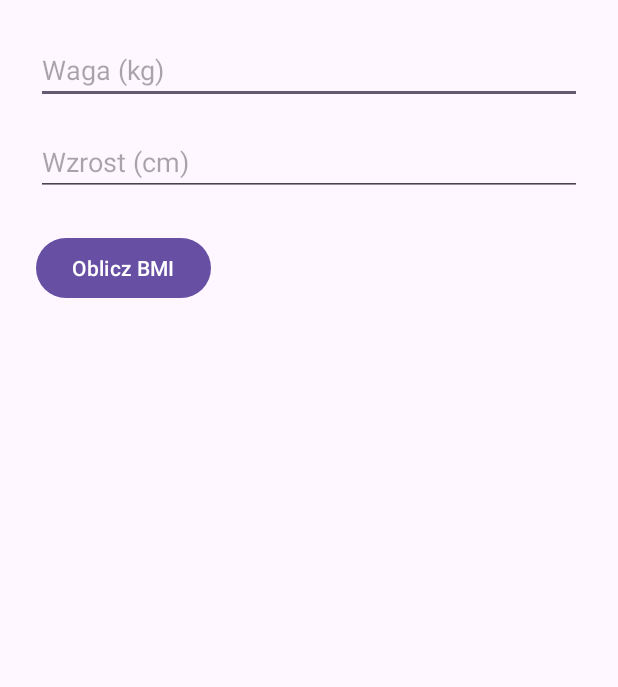
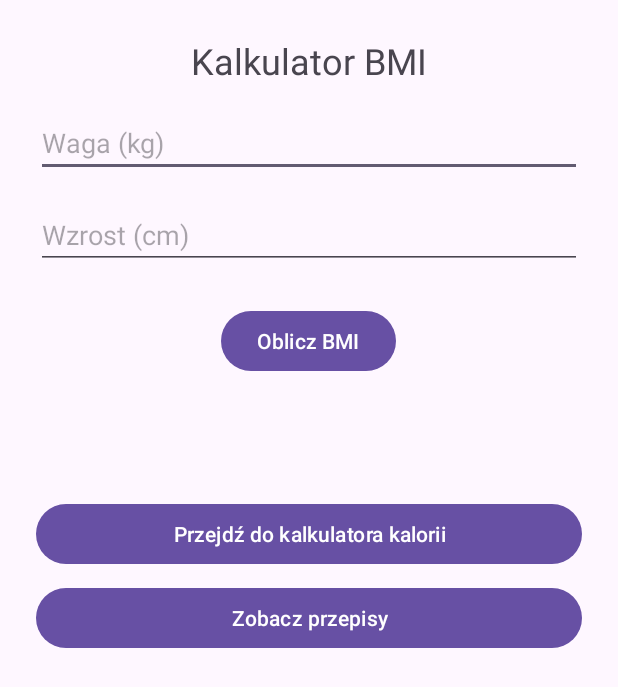
Before and after one commit to s25527-pj/pamo, an Android app: the screen it shows after launch (MainActivity before the commit, BMICalculatorActivity after it), on a phone screen of 412 x 824 dp. Shown: the top 687 px of the screen. Run offline under Robolectric (Android 15) with nearby library versions, the phone set to English and light mode, and no system bars.

Commit message:
task2 done, main refactored, calories calculator added, recipes suggestion added, splash screen when opening the app added

```diff
--- a/app/src/main/java/com/example/pambmio/MainActivity.java
+++ b/app/src/main/java/com/example/pambmio/BMICalculatorActivity.java
@@ -1,5 +1,6 @@
 package com.example.pambmio;
 
+import android.content.Intent;
 import android.os.Bundle;
 import android.view.View;
 import android.widget.Button;
@@ -15,7 +16,7 @@ import androidx.appcompat.app.AppCompatActivity;
  * After input is provided, calculate BMI and show status to the user
  */
 
-public class MainActivity extends AppCompatActivity {
+public class BMICalculatorActivity extends AppCompatActivity {
 
     EditText weightInput, heightInput;
     Button calculateButton;
@@ -24,7 +25,7 @@ public class MainActivity extends AppCompatActivity {
     @Override
     protected void onCreate(Bundle savedInstanceState) {
         super.onCreate(savedInstanceState);
-        setContentView(R.layout.activity_main);
+        setContentView(R.layout.activity_bmicalculator);
 
         weightInput = findViewById(R.id.weightInput);
         heightInput = findViewById(R.id.heightInput);
@@ -67,4 +68,15 @@ public class MainActivity extends AppCompatActivity {
 
         bmiResult.setText(String.format("BMI: %.2f\nStatus: %s", bmi, status));
     }
+
+    public void goToCalories(View view) {
+        Intent intent = new Intent(this, CaloriesCalculatorActivity.class);
+        startActivity(intent);
+    }
+
+    public void goToRecipes(View view) {
+        Intent intent = new Intent(this, RecipesActivity.class);
+        startActivity(intent);
+    }
+
 }
--- /dev/null
+++ b/app/src/main/java/com/example/pambmio/SplashActivity.java
@@ -0,0 +1,21 @@
+package com.example.pambmio;
+
+import android.content.Intent;
+import android.os.Bundle;
+import android.os.Handler;
+
+import androidx.appcompat.app.AppCompatActivity;
+
+public class SplashActivity extends AppCompatActivity {
+    @Override
+    protected void onCreate(Bundle savedInstanceState) {
+        super.onCreate(savedInstanceState);
+        setContentView(R.layout.activity_splash);
+
+        new Handler().postDelayed(() -> {
+            Intent intent = new Intent(SplashActivity.this, BMICalculatorActivity.class);
+            startActivity(intent);
+            finish();
+        }, 2000); // 2 sekundy
+    }
+}
--- /dev/null
+++ b/app/src/main/res/layout/activity_bmicalculator.xml
@@ -0,0 +1,64 @@
+<ScrollView xmlns:android="http://schemas.android.com/apk/res/android"
+    android:layout_width="match_parent"
+    android:layout_height="match_parent">
+
+    <LinearLayout
+        android:layout_width="match_parent"
+        android:layout_height="wrap_content"
+        android:orientation="vertical"
+        android:padding="24dp"
+        android:gravity="center_horizontal">
+
+        <TextView
+            android:layout_width="wrap_content"
+            android:layout_height="wrap_content"
+            android:text="Kalkulator BMI"
+            android:textSize="24sp"
+            android:layout_marginBottom="16dp" />
+
+        <EditText
+            android:id="@+id/weightInput"
+            android:layout_width="match_parent"
+            android:layout_height="wrap_content"
+            android:hint="Waga (kg)"
+            android:inputType="numberDecimal" />
+
+        <EditText
+            android:id="@+id/heightInput"
+            android:layout_width="match_parent"
+            android:layout_height="wrap_content"
+            android:hint="Wzrost (cm)"
+            android:inputType="numberDecimal"
+            android:layout_marginTop="16dp" />
+
+        <Button
+            android:id="@+id/calculateButton"
+            android:layout_width="wrap_content"
+            android:layout_height="wrap_content"
+            android:text="Oblicz BMI"
+            android:layout_marginTop="24dp" />
+
+        <TextView
+            android:id="@+id/bmiResult"
+            android:layout_width="match_parent"
+            android:layout_height="wrap_content"
+            android:text=""
+            android:textSize="18sp"
+            android:layout_marginTop="24dp"
+            android:textAlignment="center" />
+
+        <Button
+            android:layout_width="match_parent"
+            android:layout_height="wrap_content"
+            android:text="Przejdź do kalkulatora kalorii"
+            android:onClick="goToCalories"
+            android:layout_marginTop="32dp" />
+
+        <Button
+            android:layout_width="match_parent"
+            android:layout_height="wrap_content"
+            android:text="Zobacz przepisy"
+            android:onClick="goToRecipes"
+            android:layout_marginTop="8dp" />
+    </LinearLayout>
+</ScrollView>
--- a/app/src/main/res/layout/activity_main.xml
+++ /dev/null
@@ -1,37 +0,0 @@
-<?xml version="1.0" encoding="utf-8"?>
-<LinearLayout xmlns:android="http://schemas.android.com/apk/res/android"
-    android:layout_width="match_parent"
-    android:layout_height="match_parent"
-    android:orientation="vertical"
-    android:padding="24dp">
-
-    <EditText
-        android:id="@+id/weightInput"
-        android:layout_width="match_parent"
-        android:layout_height="wrap_content"
-        android:hint="Waga (kg)"
-        android:inputType="numberDecimal" />
-
-    <EditText
-        android:id="@+id/heightInput"
-        android:layout_width="match_parent"
-        android:layout_height="wrap_content"
-        android:hint="Wzrost (cm)"
-        android:inputType="numberDecimal"
-        android:layout_marginTop="16dp" />
-
-    <Button
-        android:id="@+id/calculateButton"
-        android:layout_width="wrap_content"
-        android:layout_height="wrap_content"
-        android:text="Oblicz BMI"
-        android:layout_marginTop="24dp" />
-
-    <TextView
-        android:id="@+id/bmiResult"
-        android:layout_width="match_parent"
-        android:layout_height="wrap_content"
-        android:text=""
-        android:textSize="18sp"
-        android:layout_marginTop="24dp" />
-</LinearLayout>
--- a/app/src/main/res/menu/menu_main.xml
+++ b/app/src/main/res/menu/menu_main.xml
@@ -1,7 +1,7 @@
 <menu xmlns:android="http://schemas.android.com/apk/res/android"
     xmlns:app="http://schemas.android.com/apk/res-auto"
     xmlns:tools="http://schemas.android.com/tools"
-    tools:context="com.example.pambmio.MainActivity">
+    tools:context="com.example.pambmio.BMICalculatorActivity">
     <item
         android:id="@+id/action_settings"
         android:orderInCategory="100"
```
Also changed, not shown: app/src/main/AndroidManifest.xml (+6 -5 lines), app/src/main/java/com/example/pambmio/CaloriesCalculatorActivity.java (added, +62 -0 lines), app/src/main/java/com/example/pambmio/RecipesActivity.java (added, +45 -0 lines), app/src/main/res/layout/activity_calories.xml (added, +62 -0 lines), app/src/main/res/layout/activity_recipes.xml (added, +19 -0 lines), app/src/main/res/layout/activity_splash.xml (added, +10 -0 lines), app/src/main/res/values/strings.xml (+8 -0 lines), 1 other file.
